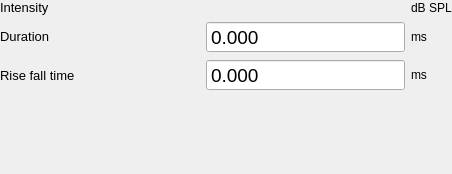
The window that spikeylab/stim/common_parameters.ui (portfors-lab/sparkle) describes before a commit, drawn with Qt 5.
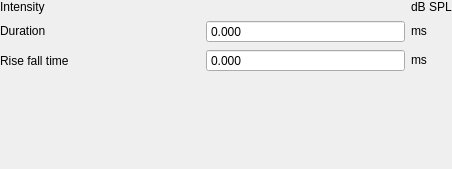
The same window after the commit. Custom widgets are drawn as their Qt base class.

Commit message: Font size specified by user. Stim component detail tweaks and save/load

```diff
--- a/spikeylab/stim/common_parameters.ui
+++ b/spikeylab/stim/common_parameters.ui
@@ -7,7 +7,7 @@
     <x>0</x>
     <y>0</y>
     <width>452</width>
-    <height>174</height>
+    <height>169</height>
    </rect>
   </property>
   <property name="windowTitle">
@@ -21,11 +21,6 @@
     <layout class="QGridLayout" name="gridLayout_5">
      <item row="3" column="0">
       <widget class="QLabel" name="label_40">
-       <property name="font">
-        <font>
-         <pointsize>10</pointsize>
-        </font>
-       </property>
        <property name="text">
         <string>Rise fall time</string>
        </property>
@@ -46,11 +41,6 @@
          <verstretch>0</verstretch>
         </sizepolicy>
        </property>
-       <property name="font">
-        <font>
-         <pointsize>10</pointsize>
-        </font>
-       </property>
        <property name="text">
         <string>Duration</string>
        </property>
@@ -71,11 +61,6 @@
      </item>
      <item row="0" column="0">
       <widget class="QLabel" name="label_42">
-       <property name="font">
-        <font>
-         <pointsize>10</pointsize>
-        </font>
-       </property>
        <property name="text">
         <string>Intensity</string>
        </property>
@@ -99,11 +84,6 @@
      </item>
      <item row="1" column="1">
       <widget class="SmartSpinBox" name="dur_spnbx">
-       <property name="font">
-        <font>
-         <pointsize>14</pointsize>
-        </font>
-       </property>
        <property name="buttonSymbols">
         <enum>QAbstractSpinBox::NoButtons</enum>
        </property>
@@ -117,11 +97,6 @@
      </item>
      <item row="3" column="1">
       <widget class="SmartSpinBox" name="risefall_spnbx">
-       <property name="font">
-        <font>
-         <pointsize>14</pointsize>
-        </font>
-       </property>
        <property name="buttonSymbols">
         <enum>QAbstractSpinBox::NoButtons</enum>
        </property>
```
The commit also changes 22 other files.
